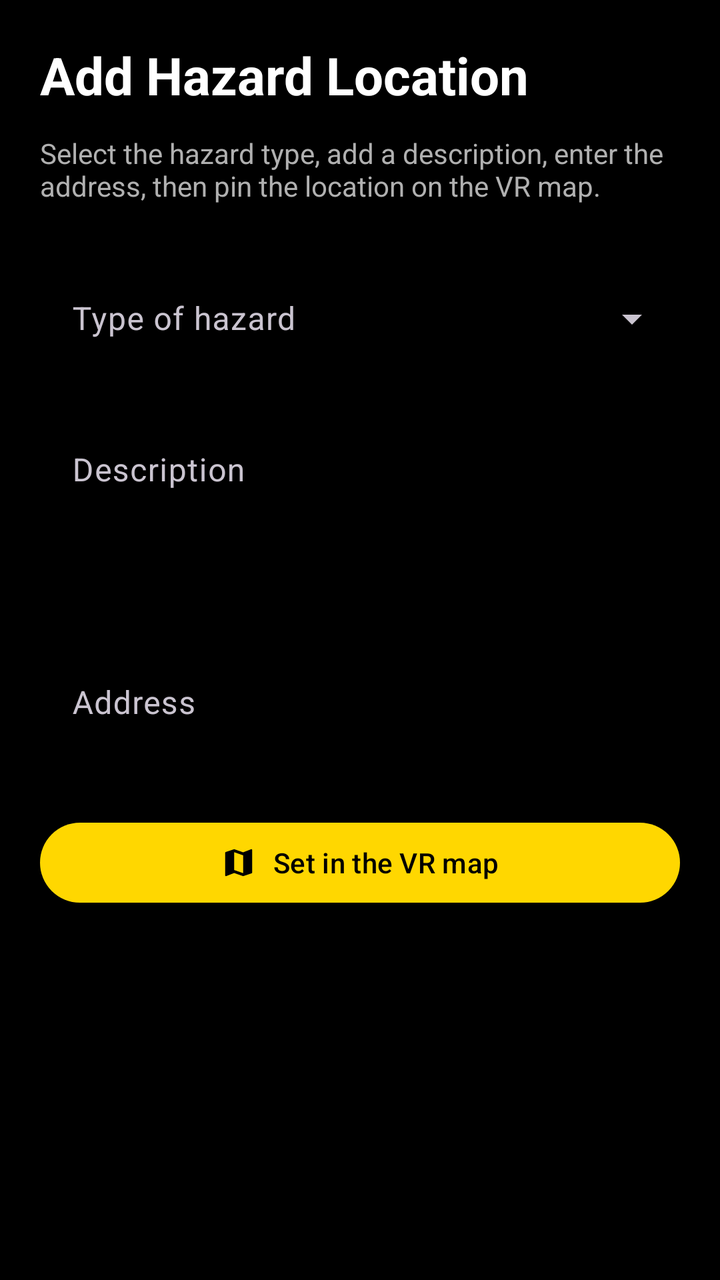
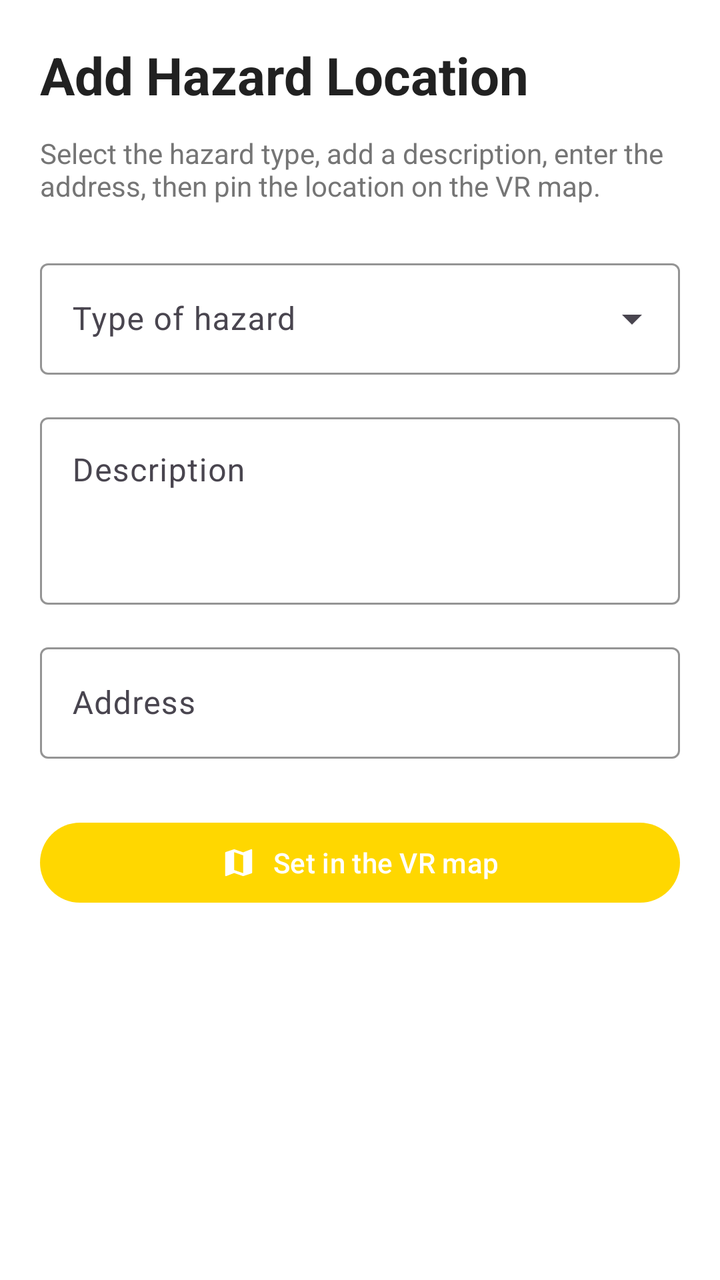

Compare the two renders of this Android layout. The source of the first and the diff that turns it into the second are given below.
<!-- AndroidManifest.xml: application theme Theme.Resilio -->
<!-- res/layout/fragment_create_hazard_location.xml -->
<?xml version="1.0" encoding="utf-8"?>
<ScrollView xmlns:android="http://schemas.android.com/apk/res/android"
    xmlns:app="http://schemas.android.com/apk/res-auto"
    android:layout_width="match_parent"
    android:layout_height="match_parent"
    android:background="@color/background_dark"
    android:padding="20dp">

    <LinearLayout
        android:layout_width="match_parent"
        android:layout_height="wrap_content"
        android:orientation="vertical">

        <TextView
            android:layout_width="wrap_content"
            android:layout_height="wrap_content"
            android:text="@string/add_hazard_location_title"
            android:textColor="@color/text_primary"
            android:textSize="26sp"
            android:textStyle="bold" />

        <TextView
            android:layout_width="match_parent"
            android:layout_height="wrap_content"
            android:layout_marginTop="12dp"
            android:text="@string/add_hazard_location_subtitle"
            android:textColor="@color/text_secondary"
            android:textSize="14sp" />

        <com.google.android.material.textfield.TextInputLayout
            android:id="@+id/layout_hazard_type"
            style="@style/Widget.Material3.TextInputLayout.OutlinedBox.ExposedDropdownMenu"
            android:layout_width="match_parent"
            android:layout_height="wrap_content"
            android:layout_marginTop="24dp"
            android:hint="@string/hazard_type_hint"
            app:boxStrokeColor="@color/gold_accent">

            <AutoCompleteTextView
                android:id="@+id/input_hazard_type"
                android:layout_width="match_parent"
                android:layout_height="wrap_content"
                android:inputType="none"
                android:textColor="@color/text_primary" />
        </com.google.android.material.textfield.TextInputLayout>

        <com.google.android.material.textfield.TextInputLayout
            android:layout_width="match_parent"
            android:layout_height="wrap_content"
            android:layout_marginTop="16dp"
            android:hint="@string/hazard_description_hint"
            app:boxBackgroundMode="outline"
            app:boxStrokeColor="@color/gold_accent">

            <com.google.android.material.textfield.TextInputEditText
                android:id="@+id/input_hazard_description"
                android:layout_width="match_parent"
                android:layout_height="wrap_content"
                android:gravity="top"
                android:inputType="textMultiLine|textCapSentences"
                android:minLines="3"
                android:textColor="@color/text_primary"
                android:textColorHint="@color/text_secondary" />
        </com.google.android.material.textfield.TextInputLayout>

        <com.google.android.material.textfield.TextInputLayout
            android:layout_width="match_parent"
            android:layout_height="wrap_content"
            android:layout_marginTop="16dp"
            android:hint="@string/hazard_address_hint"
            app:boxBackgroundMode="outline"
            app:boxStrokeColor="@color/gold_accent">

            <com.google.android.material.textfield.TextInputEditText
                android:id="@+id/input_hazard_address"
                android:layout_width="match_parent"
                android:layout_height="wrap_content"
                android:inputType="textPostalAddress"
                android:textColor="@color/text_primary"
                android:textColorHint="@color/text_secondary" />
        </com.google.android.material.textfield.TextInputLayout>

        <com.google.android.material.button.MaterialButton
            android:id="@+id/btn_set_hazard_in_vr_map"
            android:layout_width="match_parent"
            android:layout_height="wrap_content"
            android:layout_marginTop="28dp"
            android:text="@string/set_in_vr_map"
            android:textColor="@color/background_dark"
            app:backgroundTint="@color/gold_accent"
            app:icon="@drawable/ic_map"
            app:iconGravity="textStart"
            app:iconTint="@color/background_dark" />
    </LinearLayout>
</ScrollView>
<!-- resources referenced by this layout -->
<resources>
  <color name="background_dark">#000000</color>
  <color name="gold_accent">#FFD700</color>
  <color name="text_primary">#FFFFFF</color>
  <color name="text_secondary">#B0B0B0</color>
  <!-- drawable ic_map (drawable) -->
  <vector xmlns:android="http://schemas.android.com/apk/res/android"
      android:width="24dp"
      android:height="24dp"
      android:viewportWidth="24"
      android:viewportHeight="24">
    <path
        android:fillColor="#FF000000"
        android:pathData="M20.5,3l-0.16,0.03L15,5.1L9,3L3.36,4.9c-0.21,0.07 -0.36,0.25 -0.36,0.48V20.5c0,0.28 0.22,0.5 0.5,0.5l0.16,-0.03L9,18.9l6,2.1l5.64,-1.9c0.21,-0.07 0.36,-0.25 0.36,-0.48V3.5c0,-0.28 -0.22,-0.5 -0.5,-0.5zM15,19l-6,-2.11V5l6,2.11V19z"/>
  </vector>
  <string name="add_hazard_location_subtitle">Select the hazard type, add a description, enter the address, then pin the location on the VR map.</string>
  <string name="add_hazard_location_title">Add Hazard Location</string>
  <string name="hazard_address_hint">Address</string>
  <string name="hazard_description_hint">Description</string>
  <string name="hazard_type_hint">Type of hazard</string>
  <string name="set_in_vr_map">Set in the VR map</string>
  <style name="Theme.Resilio" parent="Base.Theme.Resilio" />
  <style name="Base.Theme.Resilio" parent="Theme.Material3.Dark.NoActionBar">
          
          <item name="colorPrimary">@color/gold_accent</item>
          <item name="colorOnPrimary">@color/background_dark</item>
          <item name="colorSecondary">@color/secondary_blue</item>
          <item name="colorOnSecondary">@color/white</item>
          <item name="colorTertiary">@color/primary_green</item>
          <item name="android:windowBackground">@color/background_dark</item>
          <item name="android:textColorPrimary">@color/text_primary</item>
          <item name="android:textColorSecondary">@color/text_secondary</item>
      </style>
  <color name="secondary_blue">#2196F3</color>
  <color name="white">#FFFFFFFF</color>
  <color name="primary_green">#4CAF50</color>
</resources>

<!-- the commit's change to res/layout/fragment_create_hazard_location.xml (unified diff, before → after) -->
@@ -3,7 +3,7 @@
     xmlns:app="http://schemas.android.com/apk/res-auto"
     android:layout_width="match_parent"
     android:layout_height="match_parent"
-    android:background="@color/background_dark"
+    android:background="@color/background"
     android:padding="20dp">
 
     <LinearLayout
@@ -86,10 +86,10 @@
             android:layout_height="wrap_content"
             android:layout_marginTop="28dp"
             android:text="@string/set_in_vr_map"
-            android:textColor="@color/background_dark"
+            android:textColor="@color/background"
             app:backgroundTint="@color/gold_accent"
             app:icon="@drawable/ic_map"
             app:iconGravity="textStart"
-            app:iconTint="@color/background_dark" />
+            app:iconTint="@color/background" />
     </LinearLayout>
 </ScrollView>
<!-- resource entries referenced after the edit -->
@@ -1,9 +1,9 @@
 <!-- resources referenced by this layout -->
 <resources>
-  <color name="background_dark">#000000</color>
+  <color name="background">#FFFFFF</color>
   <color name="gold_accent">#FFD700</color>
-  <color name="text_primary">#FFFFFF</color>
-  <color name="text_secondary">#B0B0B0</color>
+  <color name="text_primary">#212121</color>
+  <color name="text_secondary">#757575</color>
   <!-- drawable ic_map (drawable) -->
   <vector xmlns:android="http://schemas.android.com/apk/res/android"
       android:width="24dp"
@@ -21,17 +21,18 @@
   <string name="hazard_type_hint">Type of hazard</string>
   <string name="set_in_vr_map">Set in the VR map</string>
   <style name="Theme.Resilio" parent="Base.Theme.Resilio" />
-  <style name="Base.Theme.Resilio" parent="Theme.Material3.Dark.NoActionBar">
+  <style name="Base.Theme.Resilio" parent="Theme.Material3.DayNight.NoActionBar">
           
           <item name="colorPrimary">@color/gold_accent</item>
-          <item name="colorOnPrimary">@color/background_dark</item>
+          <item name="colorOnPrimary">@color/black</item>
           <item name="colorSecondary">@color/secondary_blue</item>
           <item name="colorOnSecondary">@color/white</item>
           <item name="colorTertiary">@color/primary_green</item>
-          <item name="android:windowBackground">@color/background_dark</item>
+          <item name="android:windowBackground">@color/background</item>
           <item name="android:textColorPrimary">@color/text_primary</item>
           <item name="android:textColorSecondary">@color/text_secondary</item>
       </style>
+  <color name="black">#FF000000</color>
   <color name="secondary_blue">#2196F3</color>
   <color name="white">#FFFFFFFF</color>
   <color name="primary_green">#4CAF50</color>
